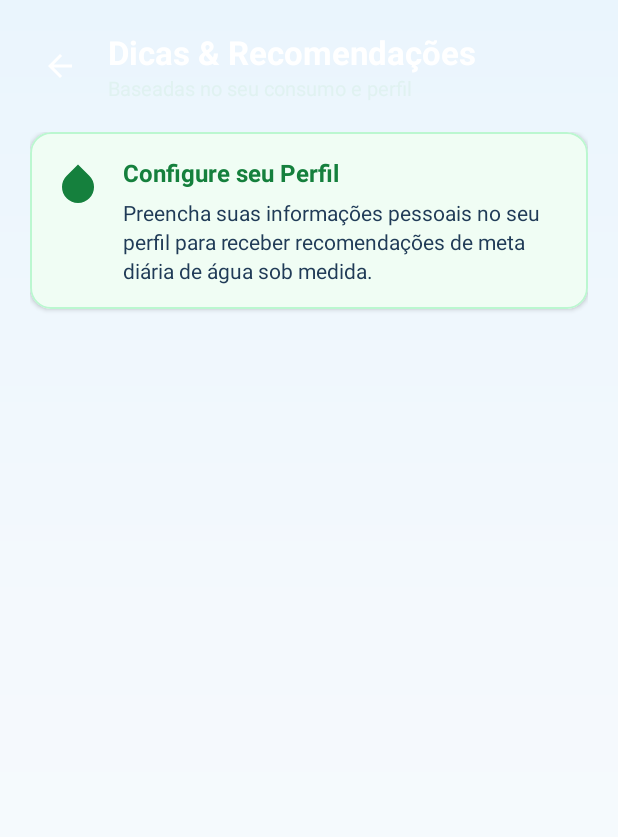
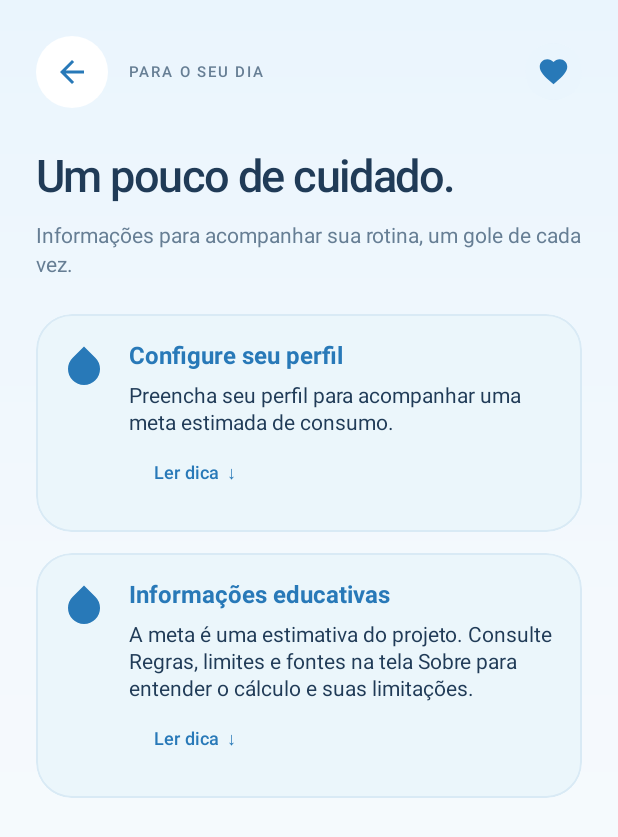
Before and after one commit to CaleffiGuilherme/Hidratapp, an Android app: the DicasActivity screen opened directly, with no data from a screen before it, on a phone screen of 412 x 824 dp. Shown: the top 837 px of the screen. Run offline under Robolectric (Android 15) with nearby library versions, the phone set to English and light mode, and no system bars.

Commit message:
feat(cuidados): organizar dicas, sintomas e fontes educativas

```diff
--- a/app/src/main/AndroidManifest.xml
+++ b/app/src/main/AndroidManifest.xml
@@ -61,6 +61,7 @@
             android:exported="false" />
 
         <activity android:name=".LembretesActivity" android:exported="false" />
+        <activity android:name=".RegrasActivity" android:exported="false" />
         <receiver android:name=".LembreteReceiver" android:exported="false">
             <intent-filter>
                 <action android:name="android.intent.action.BOOT_COMPLETED" />
--- a/app/src/main/java/com/example/hidratapp/DicasActivity.kt
+++ b/app/src/main/java/com/example/hidratapp/DicasActivity.kt
@@ -20,6 +20,7 @@ class DicasActivity : AppCompatActivity() {
         super.onCreate(savedInstanceState)
         enableEdgeToEdge()
         setContentView(R.layout.activity_dicas)
+        aplicarVisual()
         ViewCompat.setOnApplyWindowInsetsListener(findViewById(R.id.main)) { v, insets ->
             val systemBars = insets.getInsets(WindowInsetsCompat.Type.systemBars())
             v.setPadding(systemBars.left, systemBars.top, systemBars.right, systemBars.bottom)
@@ -57,6 +58,15 @@ class DicasActivity : AppCompatActivity() {
 
             tvTitulo.text = dica.titulo
             tvDescricao.text = dica.descricao
+            val expandir = itemView.findViewById<android.widget.Button>(R.id.btnExpandirDica)
+            var aberto = false
+            expandir.setOnClickListener {
+                aberto = !aberto
+                android.transition.TransitionManager.beginDelayedTransition(containerDicas, android.transition.AutoTransition().setDuration(180))
+                tvDescricao.maxLines = if (aberto) Int.MAX_VALUE else 3
+                tvDescricao.ellipsize = if (aberto) null else android.text.TextUtils.TruncateAt.END
+                expandir.text = if (aberto) "Recolher  ↑" else "Ler dica  ↓"
+            }
 
             when (dica.nivelAlerta) {
                 NivelAlerta.PERIGO -> {
@@ -67,22 +77,23 @@ class DicasActivity : AppCompatActivity() {
                     ivIcone.setColorFilter(Color.parseColor("#C53030"))
                 }
                 NivelAlerta.ALERTA -> {
-                    cardDica.setCardBackgroundColor(Color.parseColor("#FFFAF0"))
-                    cardDica.strokeColor = Color.parseColor("#FBD38D")
-                    tvTitulo.setTextColor(Color.parseColor("#C05621"))
+                    cardDica.setCardBackgroundColor(Color.parseColor("#FFF6ED"))
+                    cardDica.strokeColor = Color.parseColor("#F0DFC9")
+                    tvTitulo.setTextColor(Color.parseColor("#985421"))
                     ivIcone.setImageResource(R.drawable.ic_warning)
-                    ivIcone.setColorFilter(Color.parseColor("#C05621"))
+                    ivIcone.setColorFilter(Color.parseColor("#985421"))
                 }
                 NivelAlerta.INFO -> {
-                    cardDica.setCardBackgroundColor(Color.parseColor("#F0FDF4"))
-                    cardDica.strokeColor = Color.parseColor("#BBF7D0")
-                    tvTitulo.setTextColor(Color.parseColor("#15803D"))
+                    cardDica.setCardBackgroundColor(Color.parseColor("#EBF6FB"))
+                    cardDica.strokeColor = Color.parseColor("#D9EAF5")
+                    tvTitulo.setTextColor(Color.parseColor("#2879B8"))
                     ivIcone.setImageResource(R.drawable.ic_water_drop)
-                    ivIcone.setColorFilter(Color.parseColor("#15803D"))
+                    ivIcone.setColorFilter(Color.parseColor("#2879B8"))
                 }
             }
 
             containerDicas.addView(itemView)
+            configurarInteracoes(itemView)
         }
     }
 }
--- a/app/src/main/java/com/example/hidratapp/DicasEngine.kt
+++ b/app/src/main/java/com/example/hidratapp/DicasEngine.kt
@@ -2,167 +2,34 @@ package com.example.hidratapp
 
 import android.content.Context
 
-enum class NivelAlerta {
-    INFO,
-    ALERTA,
-    PERIGO
-}
-
-data class Dica(
-    val titulo: String,
-    val descricao: String,
-    val nivelAlerta: NivelAlerta
-)
+enum class NivelAlerta { INFO, ALERTA, PERIGO }
+data class Dica(val titulo: String, val descricao: String, val nivelAlerta: NivelAlerta)
 
 object DicasEngine {
-
     fun gerarDicas(context: Context, bebidasHoje: List<Bebida>, sintomasHoje: List<Sintoma>): List<Dica> {
         val dicas = mutableListOf<Dica>()
-
         val prefs = context.getSharedPreferences("perfil", Context.MODE_PRIVATE)
-        val temDiabetes = prefs.getBoolean("diabetes", false)
-        val temAlcoolismo = prefs.getBoolean("alcoolismo", false)
-        val temPedrasRins = prefs.getBoolean("pedras_rins", false)
-
-        val totalMlAgua = bebidasHoje.filter { !Calculos.ehAlcool(it.tipo) }.sumOf { it.ml }
-        val bebidasAlcool = bebidasHoje.filter { Calculos.ehAlcool(it.tipo) }
-        val bebidasCafeina = bebidasHoje.filter { it.tipo == "Café" || it.tipo == "Energético" }
-        val bebidasAcucar = bebidasHoje.filter { it.tipo == "Refrigerante" || it.tipo == "Suco" }
-
-        // 1. Alcoolismo & Consumo de Álcool
-        if (temAlcoolismo) {
-            if (bebidasAlcool.isNotEmpty()) {
-                dicas.add(
-                    Dica(
-                        titulo = "Atenção Especial: Consumo de Álcool",
-                        descricao = "Você cadastrou histórico com álcool no perfil e registrou bebidas alcoólicas hoje. Lembre-se de priorizar sua saúde, interromper o consumo e ingerir água pura.",
-                        nivelAlerta = NivelAlerta.PERIGO
-                    )
-                )
-            } else {
-                dicas.add(
-                    Dica(
-                        titulo = "Excelente escolha!",
-                        descricao = "Mantenha o hábito saudável longe de bebidas alcoólicas. Seu organismo e sua saúde agradecem!",
-                        nivelAlerta = NivelAlerta.INFO
-                    )
-                )
-            }
-        } else if (bebidasAlcool.isNotEmpty()) {
-            val qtd = bebidasAlcool.size
-            dicas.add(
-                Dica(
-                    titulo = "Hidratação Compensatória",
-                    descricao = "Você registrou $qtd bebida(s) alcoólica(s) hoje. O álcool inibe o hormônio vasopressina (ADH) e acelera a perda de água. Beba 1 copo (300ml) de água para cada dose de álcool.",
-                    nivelAlerta = NivelAlerta.ALERTA
-                )
-            )
+        val alcool = bebidasHoje.filter { Calculos.ehAlcool(it.tipo) }
+        if (alcool.isNotEmpty()) dicas.add(Dica("Consumo de álcool",
+            "Você registrou ${alcool.size} bebida(s) alcoólica(s). Água não neutraliza o álcool nem torna o consumo seguro. Evite dirigir após beber. Se há histórico de problemas com álcool, busque apoio profissional.", NivelAlerta.ALERTA))
+        if (bebidasHoje.any { it.tipo == "Café" || it.tipo == "Energético" }) dicas.add(Dica("Bebidas com cafeína",
+            "Essas bebidas também contribuem com líquidos. Observe a quantidade de cafeína e açúcar no rótulo e priorize água no cotidiano.", NivelAlerta.INFO))
+        if (bebidasHoje.any { it.tipo == "Suco" || it.tipo == "Refrigerante" }) dicas.add(Dica("Confira o açúcar",
+            if (prefs.getBoolean("diabetes", false)) "Bebidas podem conter açúcar. Siga seu plano de cuidados e a orientação do profissional que acompanha sua glicemia."
+            else "Alguns sucos e refrigerantes contêm bastante açúcar. Confira o rótulo e priorize água.", NivelAlerta.INFO))
+        if (prefs.getBoolean("pedras_rins", false) || prefs.getBoolean("hipertensao", false)) dicas.add(Dica("Sua orientação de saúde vem primeiro",
+            "As necessidades de líquidos variam conforme sua saúde e tratamento. Combine a meta com um profissional e respeite eventuais restrições de líquidos.", NivelAlerta.INFO))
+        if (sintomasHoje.isNotEmpty()) dicas.add(Dica("Sintomas registrados",
+            "Você relatou: ${sintomasHoje.joinToString { it.sintomasText }}. Sintomas podem ter várias causas; o aplicativo não faz diagnóstico. Se forem intensos, persistirem ou piorarem, procure atendimento de saúde.", NivelAlerta.ALERTA))
+        val meta = PerfilRepository.meta(context)
+        val total = Calculos.totalValido(bebidasHoje)
+        if (meta <= 0) dicas.add(Dica("Configure seu perfil", "Preencha seu perfil para acompanhar uma meta estimada de consumo.", NivelAlerta.INFO))
+        else {
+            val pct = total.toLong() * 100 / meta
+            dicas.add(Dica(if (total >= meta) "Meta alcançada!" else "Seu progresso de hoje",
+                "$total / $meta ml ($pct%). " + if (total >= meta) "Não é necessário continuar bebendo para aumentar o percentual." else "Distribua seu consumo ao longo do dia, respeitando suas necessidades e orientações de saúde.", NivelAlerta.INFO))
         }
-
-        // 2. Cafeína
-        if (bebidasCafeina.isNotEmpty()) {
-            val totalMlCafeina = bebidasCafeina.sumOf { it.ml }
-            dicas.add(
-                Dica(
-                    titulo = "Atenção ao Efeito Diurético da Cafeína",
-                    descricao = "Você consumiu $totalMlCafeina ml de bebidas com cafeína (café/energético). A cafeína estimula os rins a expelir mais água. Beba água adicional para neutralizar a perda.",
-                    nivelAlerta = NivelAlerta.ALERTA
-                )
-            )
-        }
-
-        // 3. Açúcar & Diabetes
-        if (bebidasAcucar.isNotEmpty()) {
-            if (temDiabetes) {
-                dicas.add(
-                    Dica(
-                        titulo = "Alerta de Glicemia (Diabetes/Pré-diabetes)",
-                        descricao = "Bebidas açucaradas ou sucos industrializados podem elevar rapidamente a glicose no sangue. Como você tem restrição glicêmica, priorize água pura ou chás sem açúcar.",
-                        nivelAlerta = NivelAlerta.PERIGO
-                    )
-                )
-            } else if (bebidasAcucar.sumOf { it.ml } >= 500) {
-                dicas.add(
-                    Dica(
-                        titulo = "Modere Refrigerantes e Sucos Açucarados",
-                        descricao = "Bebidas com alto teor de açúcar e sódio não substituem a água e podem causar sede rebote. Substitua por água aromatizada ou sucos naturais sem açúcar.",
-                        nivelAlerta = NivelAlerta.ALERTA
-                    )
-                )
-            }
-        }
-
-        // 4. Pedras nos rins / Saúde Renal
-        if (temPedrasRins) {
-            dicas.add(
-                Dica(
-                    titulo = "Saúde Renal & Cálculo Renal",
-                    descricao = "Quem possui tendência a pedras nos rins deve beber água de forma fracionada durante todo o dia (1 copo a cada 1 ou 2 horas), mantendo a urina sempre clara e transparente.",
-                    nivelAlerta = NivelAlerta.INFO
-                )
-            )
-        }
-
-        // 5. Sintomas Relatados
-        if (sintomasHoje.isNotEmpty()) {
-            val textosSintomas = sintomasHoje.joinToString { it.sintomasText }
-            dicas.add(
-                Dica(
-                    titulo = "Relato de Sintomas de Hoje",
-                    descricao = "Você relatou: $textosSintomas. Dor de cabeça, tontura e boca seca são sinais diretos de desidratação. Procure tomar 300ml a 500ml de água e repousar.",
-                    nivelAlerta = NivelAlerta.ALERTA
-                )
-            )
-        }
-
-        // 6. Meta Geral de Hidratação
-        if (prefs.contains("peso")) {
-            val peso = prefs.getFloat("peso", 0f).toDouble()
-            val idade = prefs.getInt("idade", 0)
-            val masculino = prefs.getBoolean("masculino", false)
-            val meta = Calculos.metaAgua(peso, idade, masculino)
-
-            if (meta > 0) {
-                val pct = (totalMlAgua * 100) / meta
-                if (pct >= 100) {
-                    dicas.add(
-                        Dica(
-                            titulo = "Meta Alcançada! 🎉",
-                            descricao = "Parabéns! Você alcançou $pct% da sua meta diária de hidratação ($totalMlAgua / $meta ml). Seu corpo funciona no seu potencial máximo!",
-                            nivelAlerta = NivelAlerta.INFO
-                        )
-                    )
-                } else if (pct < 50) {
-                    dicas.add(
-                        Dica(
-                            titulo = "Aumente seu consumo de água",
-                            descricao = "Você consumiu apenas $pct% da sua meta diária de hoje ($totalMlAgua / $meta ml). Tente beber 1 copo de água agora para se manter bem hidratado.",
-                            nivelAlerta = NivelAlerta.ALERTA
-                        )
-                    )
-                }
-            }
-        } else {
-            dicas.add(
-                Dica(
-                    titulo = "Configure seu Perfil",
-                    descricao = "Preencha suas informações pessoais no seu perfil para receber recomendações de meta diária de água sob medida.",
-                    nivelAlerta = NivelAlerta.INFO
-                )
-            )
-        }
-
-        // Dica Padrão de Bem-estar caso haja poucas dicas
-        if (dicas.isEmpty()) {
-            dicas.add(
-                Dica(
-                    titulo = "Dica Diária de Saúde",
-                    descricao = "Beber água melhora a concentração, a pele e o funcionamento dos rins. Mantenha uma garrafa por perto durante suas atividades!",
-                    nivelAlerta = NivelAlerta.INFO
-                )
-            )
-        }
-
+        dicas.add(Dica("Informações educativas", "A meta é uma estimativa do projeto. Consulte Regras, limites e fontes na tela Sobre para entender o cálculo e suas limitações.", NivelAlerta.INFO))
         return dicas
     }
 }
--- a/app/src/main/java/com/example/hidratapp/SobreActivity.kt
+++ b/app/src/main/java/com/example/hidratapp/SobreActivity.kt
@@ -13,6 +13,7 @@ class SobreActivity : AppCompatActivity() {
         super.onCreate(savedInstanceState)
         enableEdgeToEdge()
         setContentView(R.layout.activity_sobre)
+        aplicarVisual()
         ViewCompat.setOnApplyWindowInsetsListener(findViewById(R.id.main)) { v, insets ->
             val systemBars = insets.getInsets(WindowInsetsCompat.Type.systemBars())
             v.setPadding(systemBars.left, systemBars.top, systemBars.right, systemBars.bottom)
@@ -25,6 +26,7 @@ class SobreActivity : AppCompatActivity() {
         }
 
         findViewById<ImageButton>(R.id.btnHeaderVoltar).setOnClickListener { fecharComAnimacao() }
+        findViewById<android.view.View>(R.id.btnSobreRegras).setOnClickListener { startActivity(android.content.Intent(this, RegrasActivity::class.java)) }
         findViewById<Button>(R.id.btnVoltar).setOnClickListener { fecharComAnimacao() }
     }
 }
--- a/app/src/main/res/layout/activity_dicas.xml
+++ b/app/src/main/res/layout/activity_dicas.xml
@@ -1,64 +1,78 @@
 <?xml version="1.0" encoding="utf-8"?>
-<ScrollView xmlns:android="http://schemas.android.com/apk/res/android"
+<ScrollView
+    xmlns:android="http://schemas.android.com/apk/res/android"
     xmlns:app="http://schemas.android.com/apk/res-auto"
     android:id="@+id/main"
     android:layout_width="match_parent"
     android:layout_height="match_parent"
     android:fillViewport="true"
-    android:background="@drawable/bg_wizard_gradient">
-
+    android:background="@drawable/bg_wizard_gradient"
+    android:scrollbars="none">
     <LinearLayout
         android:layout_width="match_parent"
         android:layout_height="wrap_content"
         android:orientation="vertical"
-        android:padding="20dp">
-
-        <!-- Top Header Bar -->
+        android:padding="24dp">
         <LinearLayout
             android:layout_width="match_parent"
             android:layout_height="wrap_content"
+            android:orientation="vertical"
+            android:layout_marginBottom="24dp">
+            <LinearLayout
+                android:layout_width="match_parent"
+                android:layout_height="48dp"
+                android:orientation="horizontal"
                 android:gravity="center_vertical"
-            android:orientation="horizontal"
-            android:layout_marginBottom="20dp">
-
+                android:layout_marginBottom="24dp">
                 <ImageButton
                     android:id="@+id/btnHeaderVoltar"
-                android:layout_width="40dp"
-                android:layout_height="40dp"
-                android:background="?attr/selectableItemBackgroundBorderless"
-                android:contentDescription="Voltar"
+                    android:layout_width="48dp"
+                    android:layout_height="48dp"
+                    android:padding="12dp"
+                    android:background="@drawable/bg_white_round"
                     android:src="@drawable/ic_arrow_back"
-                app:tint="@color/white" />
-
-            <LinearLayout
-                android:layout_width="wrap_content"
+                    app:tint="@color/blue_primary"
+                    android:contentDescription="Voltar" />
+                <TextView
+                    android:layout_width="0dp"
+                    android:layout_weight="1"
                     android:layout_height="wrap_content"
-                android:layout_marginStart="12dp"
-                android:orientation="vertical">
-
+                    android:text="PARA O SEU DIA"
+                    android:layout_marginStart="14dp"
+                    android:textColor="@color/text_secondary"
+                    android:textSize="10sp"
+                    android:letterSpacing="0.12"
+                    android:fontFamily="sans-serif-medium" />
+                <ImageView
+                    android:layout_width="38dp"
+                    android:layout_height="38dp"
+                    android:padding="8dp"
+                    android:background="@drawable/bg_soft_blue"
+                    android:src="@drawable/ic_heart_health"
+                    app:tint="@color/blue_primary"
+                    android:importantForAccessibility="no" />
+            </LinearLayout>
             <TextView
-                    android:layout_width="wrap_content"
+                android:layout_width="match_parent"
                 android:layout_height="wrap_content"
-                    android:text="Dicas &amp; Recomendações"
-                    android:textColor="@color/white"
-                    android:textSize="22sp"
-                    android:textStyle="bold" />
-
+                android:text="Um pouco de cuidado."
+                android:textSize="30sp"
+                android:letterSpacing="-0.035"
+                android:textColor="@color/text_primary"
+                android:fontFamily="sans-serif-medium" />
             <TextView
-                    android:layout_width="wrap_content"
+                android:layout_width="match_parent"
                 android:layout_height="wrap_content"
-                    android:text="Baseadas no seu consumo e perfil"
-                    android:textColor="#E0F2F1"
-                    android:textSize="13sp" />
+                android:text="Informações para acompanhar sua rotina, um gole de cada vez."
+                android:textSize="14sp"
+                android:textColor="@color/text_secondary"
+                android:lineSpacingExtra="3dp"
+                android:layout_marginTop="10dp" />
         </LinearLayout>
-        </LinearLayout>
-
-        <!-- Container dinâmico de Dicas -->
         <LinearLayout
             android:id="@+id/containerDicas"
             android:layout_width="match_parent"
             android:layout_height="wrap_content"
             android:orientation="vertical" />
-
     </LinearLayout>
 </ScrollView>
--- a/app/src/main/res/layout/item_dica.xml
+++ b/app/src/main/res/layout/item_dica.xml
@@ -1,22 +1,21 @@
 <?xml version="1.0" encoding="utf-8"?>
-<com.google.android.material.card.MaterialCardView xmlns:android="http://schemas.android.com/apk/res/android"
+<com.google.android.material.card.MaterialCardView
+    xmlns:android="http://schemas.android.com/apk/res/android"
     xmlns:app="http://schemas.android.com/apk/res-auto"
     android:id="@+id/cardDica"
     android:layout_width="match_parent"
     android:layout_height="wrap_content"
     android:layout_marginBottom="14dp"
-    app:cardCornerRadius="14dp"
-    app:cardElevation="2dp"
+    app:cardCornerRadius="24dp"
+    app:cardElevation="0dp"
     app:strokeWidth="1dp"
-    app:strokeColor="#E2E8F0"
+    app:strokeColor="@color/line_soft"
     app:cardBackgroundColor="@color/wellness_card_bg">
-
     <LinearLayout
         android:layout_width="match_parent"
         android:layout_height="wrap_content"
         android:orientation="horizontal"
         android:padding="16dp">
-
         <ImageView
             android:id="@+id/ivIconeDica"
             android:layout_width="32dp"
@@ -25,21 +24,19 @@
             android:contentDescription="Ícone da Dica"
             android:src="@drawable/ic_water_drop"
             app:tint="@color/teal_primary" />
-
         <LinearLayout
             android:layout_width="match_parent"
             android:layout_height="wrap_content"
             android:layout_marginStart="14dp"
             android:orientation="vertical">
-
             <TextView
                 android:id="@+id/tvTituloDica"
                 android:layout_width="wrap_content"
                 android:layout_height="wrap_content"
                 android:textColor="@color/teal_primary"
                 android:textSize="16sp"
-                android:textStyle="bold" />
-
+                android:textStyle="bold"
+                android:lineSpacingExtra="2dp" />
             <TextView
                 android:id="@+id/tvDescricaoDica"
                 android:layout_width="wrap_content"
@@ -47,8 +44,17 @@
                 android:layout_marginTop="6dp"
                 android:textColor="@color/text_primary"
                 android:textSize="14sp"
-                android:lineSpacingExtra="3dp" />
-
+                android:lineSpacingExtra="2dp"
+                android:maxLines="3"
+                android:ellipsize="end" />
+            <com.google.android.material.button.MaterialButton
+                android:id="@+id/btnExpandirDica"
+                style="@style/Widget.Material3.Button.TextButton"
+                android:layout_width="wrap_content"
+                android:layout_height="48dp"
+                android:text="Ler dica  ↓"
+                android:textSize="12sp"
+                android:textColor="@color/blue_primary" />
         </LinearLayout>
     </LinearLayout>
 </com.google.android.material.card.MaterialCardView>
```
Also changed, not shown: app/src/main/java/com/example/hidratapp/RegrasActivity.kt (added, +29 -0 lines), app/src/main/java/com/example/hidratapp/SintomasActivity.kt (+22 -26 lines), app/src/main/res/layout/activity_sintomas.xml (+75 -74 lines), app/src/main/res/layout/activity_sobre.xml (+21 -123 lines), app/src/main/res/layout/item_sintoma.xml (+18 -20 lines). Lines whose indentation alone changed are shown as unchanged.
